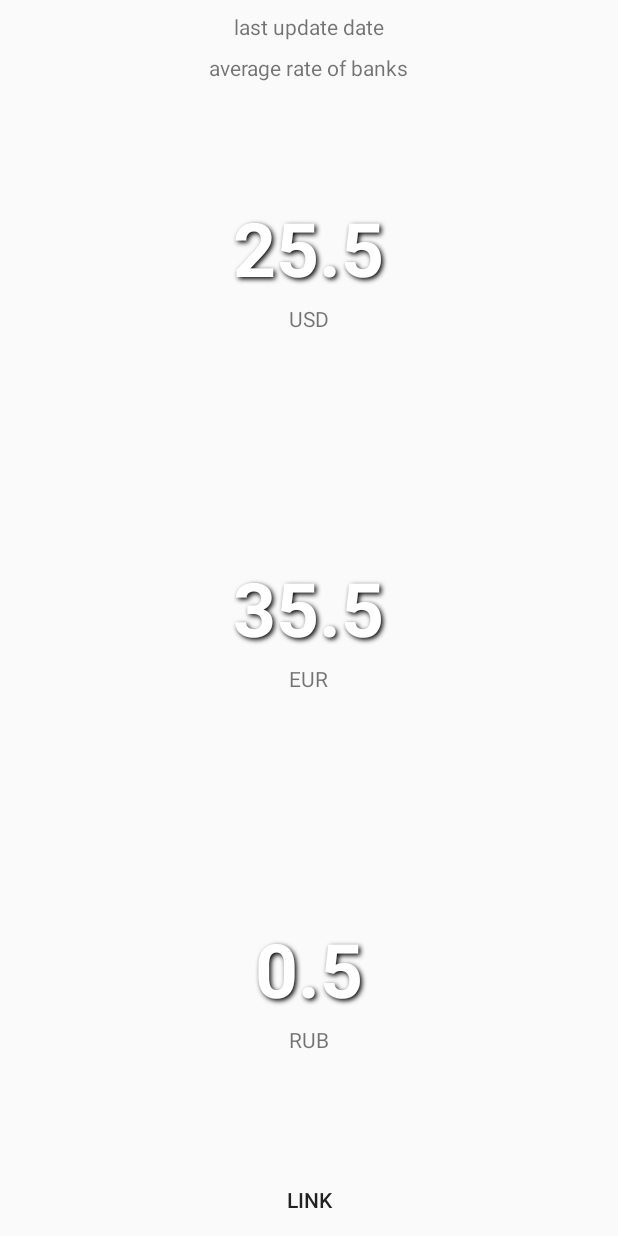
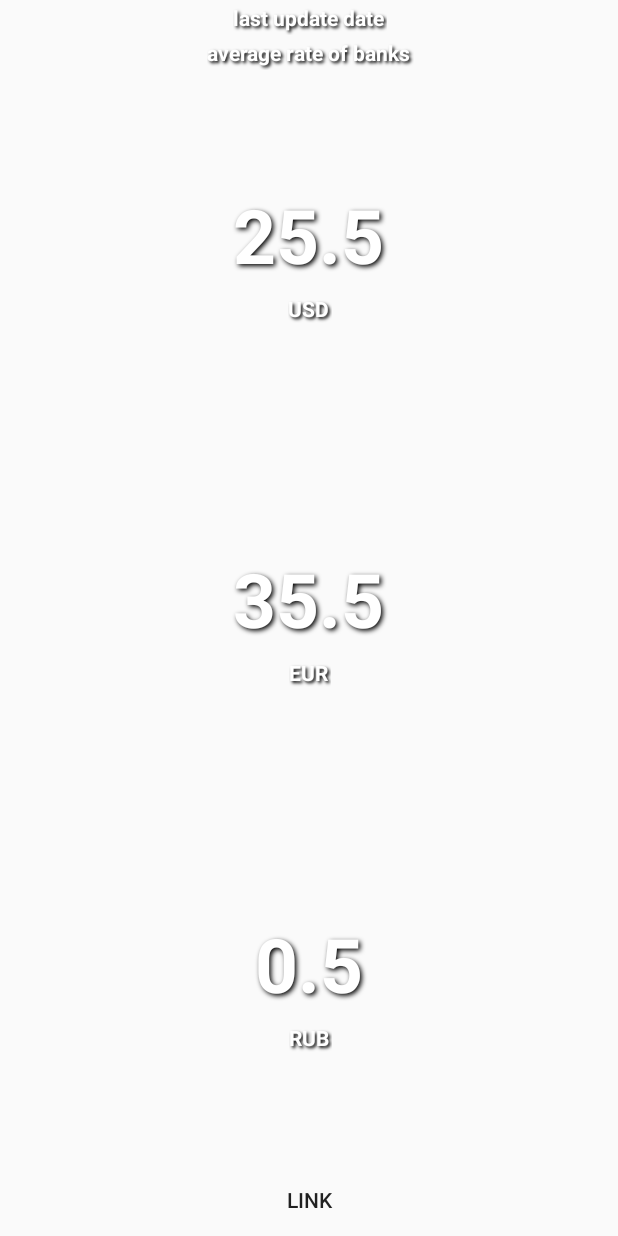
Before and after one commit to RomanStecenko/zenua, an Android app: the layout exchange_rate_fragment.xml on its own in the app's theme, with its tools: preview values and no code run, on a phone screen of 412 x 824 dp. Run offline under Robolectric (Android 15) with nearby library versions, the phone set to English and light mode, and no system bars.

Commit message:
styles for setting & textviews

```diff
--- a/app/src/main/AndroidManifest.xml
+++ b/app/src/main/AndroidManifest.xml
@@ -27,6 +27,7 @@
         <activity
             android:name=".activities.SettingsActivity"
             android:label="@string/settings"
+            android:theme="@style/SettingsTheme"
             android:parentActivityName=".activities.MainActivity" >
             <meta-data
                 android:name="android.support.PARENT_ACTIVITY"
--- a/app/src/main/java/edu/my/rstetsenko/zenua/activities/SettingsActivity.java
+++ b/app/src/main/java/edu/my/rstetsenko/zenua/activities/SettingsActivity.java
@@ -1,5 +1,8 @@
 package edu.my.rstetsenko.zenua.activities;
 
+import android.annotation.TargetApi;
+import android.content.Intent;
+import android.os.Build;
 import android.os.Bundle;
 import android.preference.PreferenceActivity;
 
@@ -13,4 +16,10 @@ public class SettingsActivity extends PreferenceActivity {
         getFragmentManager().beginTransaction()
                 .replace(android.R.id.content, new MainPreferenceFragment()).commit();
     }
+
+    @TargetApi(Build.VERSION_CODES.JELLY_BEAN)
+    @Override
+    public Intent getParentActivityIntent() {
+        return super.getParentActivityIntent().addFlags(Intent.FLAG_ACTIVITY_CLEAR_TOP);
+    }
 }
--- a/app/src/main/java/edu/my/rstetsenko/zenua/fragments/ExchangeRateFragment.java
+++ b/app/src/main/java/edu/my/rstetsenko/zenua/fragments/ExchangeRateFragment.java
@@ -242,6 +242,7 @@ public class ExchangeRateFragment extends Fragment implements LoaderManager.Load
         shareIntent.setType("text/plain");
         shareIntent.addFlags(Intent.FLAG_ACTIVITY_CLEAR_WHEN_TASK_RESET);
 //        shareIntent.addFlags(Intent.FLAG_ACTIVITY_NEW_DOCUMENT);
+        //TODO add app icon into share intent when it will be prepared
         shareIntent.putExtra(Intent.EXTRA_TEXT, shareString + SHARE_TAG);
         return shareIntent;
     }
--- a/app/src/main/res/layout-land/exchange_rate_fragment.xml
+++ b/app/src/main/res/layout-land/exchange_rate_fragment.xml
@@ -18,6 +18,7 @@
             android:layout_height="wrap_content"
             android:layout_weight="1"
             android:gravity="center_horizontal"
+            style="@style/TextView.Description"
             tools:text="last update date" />
 
         <TextView
@@ -26,6 +27,7 @@
             android:layout_height="wrap_content"
             android:layout_weight="1"
             android:gravity="center_horizontal"
+            style="@style/TextView.Description"
             tools:text="average rate of banks" />
 
     </LinearLayout>
@@ -42,7 +44,8 @@
             android:id="@+id/buy_sell_titles"
             android:layout_width="wrap_content"
             android:layout_height="match_parent"
-            android:paddingLeft="8dp"
+            android:paddingLeft="16dp"
+            android:paddingRight="8dp"
             android:visibility="gone"
             android:orientation="vertical"
             tools:visibility="visible">
@@ -52,7 +55,7 @@
                 android:layout_height="wrap_content"
                 android:textSize="20sp"
                 android:text="@string/buy"
-                android:textStyle="bold"
+                style="@style/TextView.Description"
                 android:visibility="invisible"/>
 
             <TextView
@@ -62,7 +65,7 @@
                 android:gravity="center_vertical"
                 android:textSize="20sp"
                 android:text="@string/buy"
-                android:textStyle="bold"/>
+                style="@style/TextView.Description"/>
 
             <TextView
                 android:layout_width="wrap_content"
@@ -71,7 +74,7 @@
                 android:gravity="center_vertical"
                 android:textSize="20sp"
                 android:text="@string/sell"
-                android:textStyle="bold"/>
+                style="@style/TextView.Description"/>
 
         </LinearLayout>
 
@@ -88,7 +91,7 @@
                 android:layout_width="wrap_content"
                 android:layout_height="wrap_content"
                 android:textSize="50sp"
-                style="@style/rateValueTextView"
+                style="@style/TextView.RateValue"
                 tools:visibility="gone"
                 tools:text="25.5" />
 
@@ -96,6 +99,7 @@
                 android:layout_width="wrap_content"
                 android:layout_height="wrap_content"
                 android:paddingTop="8dp"
+                style="@style/TextView.Description"
                 android:text="@string/usd" />
 
             <LinearLayout
@@ -113,7 +117,7 @@
                     android:layout_height="0dp"
                     android:gravity="center_vertical"
                     android:textSize="50sp"
-                    style="@style/rateValueTextView"
+                    style="@style/TextView.RateValue"
                     tools:text="24.3" />
 
                 <TextView
@@ -123,7 +127,7 @@
                     android:layout_height="0dp"
                     android:gravity="center_vertical"
                     android:textSize="50sp"
-                    style="@style/rateValueTextView"
+                    style="@style/TextView.RateValue"
                     tools:text="26.7" />
 
             </LinearLayout>
@@ -142,7 +146,7 @@
                 android:layout_width="wrap_content"
                 android:layout_height="wrap_content"
                 android:textSize="50sp"
-                style="@style/rateValueTextView"
+                style="@style/TextView.RateValue"
                 tools:visibility="gone"
                 tools:text="35.5" />
 
@@ -150,6 +154,7 @@
                 android:layout_width="wrap_content"
                 android:layout_height="wrap_content"
                 android:paddingTop="8dp"
+                style="@style/TextView.Description"
                 android:text="@string/eur" />
 
             <LinearLayout
@@ -167,7 +172,7 @@
                     android:layout_height="0dp"
                     android:gravity="center_vertical"
                     android:textSize="50sp"
-                    style="@style/rateValueTextView"
+                    style="@style/TextView.RateValue"
                     tools:text="24.3" />
 
                 <TextView
@@ -177,7 +182,7 @@
                     android:layout_height="0dp"
                     android:gravity="center_vertical"
                     android:textSize="50sp"
-                    style="@style/rateValueTextView"
+                    style="@style/TextView.RateValue"
                     tools:text="26.7" />
 
             </LinearLayout>
@@ -196,7 +201,7 @@
                 android:layout_width="wrap_content"
                 android:layout_height="wrap_content"
                 android:textSize="50sp"
-                style="@style/rateValueTextView"
+                style="@style/TextView.RateValue"
                 tools:visibility="gone"
                 tools:text="0.5" />
 
@@ -204,6 +209,7 @@
                 android:layout_width="wrap_content"
                 android:layout_height="wrap_content"
                 android:paddingTop="8dp"
+                style="@style/TextView.Description"
                 android:text="@string/rub" />
 
             <LinearLayout
@@ -221,7 +227,7 @@
                     android:layout_height="0dp"
                     android:gravity="center_vertical"
                     android:textSize="50sp"
-                    style="@style/rateValueTextView"
+                    style="@style/TextView.RateValue"
                     tools:text="24.3" />
 
                 <TextView
@@ -231,7 +237,7 @@
                     android:layout_height="0dp"
                     android:gravity="center_vertical"
                     android:textSize="50sp"
-                    style="@style/rateValueTextView"
+                    style="@style/TextView.RateValue"
                     tools:text="26.7" />
 
             </LinearLayout>
--- a/app/src/main/res/layout/exchange_rate_fragment.xml
+++ b/app/src/main/res/layout/exchange_rate_fragment.xml
@@ -11,6 +11,7 @@
         android:paddingTop="8dp"
         android:layout_alignParentTop="true"
         android:layout_centerHorizontal="true"
+        style="@style/TextView.Description"
         tools:text="last update date" />
 
     <TextView
@@ -20,6 +21,7 @@
         android:paddingTop="8dp"
         android:layout_below="@id/updated"
         android:layout_centerHorizontal="true"
+        style="@style/TextView.Description"
         tools:text="average rate of banks" />
 
     <LinearLayout
@@ -44,7 +46,7 @@
                 android:layout_height="wrap_content"
                 android:textSize="20sp"
                 android:text="@string/buy"
-                style="@style/rateValueTextView"/>
+                style="@style/TextView.Description"/>
 
             <TextView
                 android:layout_width="0dp"
@@ -53,7 +55,7 @@
                 android:gravity="center_horizontal"
                 android:textSize="20sp"
                 android:text="@string/sell"
-                style="@style/rateValueTextView"/>
+                style="@style/TextView.Description"/>
 
         </LinearLayout>
 
@@ -78,7 +80,7 @@
                     android:layout_height="wrap_content"
                     android:gravity="center_horizontal"
                     android:textSize="50sp"
-                    style="@style/rateValueTextView"
+                    style="@style/TextView.RateValue"
                     tools:text="24.3" />
 
                 <TextView
@@ -88,7 +90,7 @@
                     android:layout_height="wrap_content"
                     android:gravity="center_horizontal"
                     android:textSize="50sp"
-                    style="@style/rateValueTextView"
+                    style="@style/TextView.RateValue"
                     tools:text="26.7" />
 
             </LinearLayout>
@@ -98,12 +100,13 @@
                 android:layout_width="wrap_content"
                 android:layout_height="wrap_content"
                 android:textSize="50sp"
-                style="@style/rateValueTextView"
+                style="@style/TextView.RateValue"
                 tools:text="25.5" />
 
             <TextView
                 android:layout_width="wrap_content"
                 android:layout_height="wrap_content"
+                style="@style/TextView.Description"
                 android:text="@string/usd" />
 
         </LinearLayout>
@@ -129,7 +132,7 @@
                     android:layout_height="wrap_content"
                     android:gravity="center_horizontal"
                     android:textSize="50sp"
-                    style="@style/rateValueTextView"
+                    style="@style/TextView.RateValue"
                     tools:text="24.3" />
 
                 <TextView
@@ -139,7 +142,7 @@
                     android:layout_height="wrap_content"
                     android:gravity="center_horizontal"
                     android:textSize="50sp"
-                    style="@style/rateValueTextView"
+                    style="@style/TextView.RateValue"
                     tools:text="26.7" />
 
             </LinearLayout>
@@ -149,12 +152,13 @@
                 android:layout_width="wrap_content"
                 android:layout_height="wrap_content"
                 android:textSize="50sp"
-                style="@style/rateValueTextView"
+                style="@style/TextView.RateValue"
                 tools:text="35.5" />
 
             <TextView
                 android:layout_width="wrap_content"
                 android:layout_height="wrap_content"
+                style="@style/TextView.Description"
                 android:text="@string/eur" />
 
         </LinearLayout>
@@ -180,7 +184,7 @@
                     android:layout_height="wrap_content"
                     android:gravity="center_horizontal"
                     android:textSize="50sp"
-                    style="@style/rateValueTextView"
+                    style="@style/TextView.RateValue"
                     tools:text="24.3" />
 
                 <TextView
@@ -190,7 +194,7 @@
                     android:layout_height="wrap_content"
                     android:gravity="center_horizontal"
                     android:textSize="50sp"
-                    style="@style/rateValueTextView"
+                    style="@style/TextView.RateValue"
                     tools:text="26.7" />
 
             </LinearLayout>
@@ -200,12 +204,13 @@
                 android:layout_width="wrap_content"
                 android:layout_height="wrap_content"
                 android:textSize="50sp"
-                style="@style/rateValueTextView"
+                style="@style/TextView.RateValue"
                 tools:text="0.5" />
 
             <TextView
                 android:layout_width="wrap_content"
                 android:layout_height="wrap_content"
+                style="@style/TextView.Description"
                 android:text="@string/rub" />
 
         </LinearLayout>
--- /dev/null
+++ b/app/src/main/res/values-v21/styles.xml
@@ -0,0 +1,7 @@
+<?xml version="1.0" encoding="utf-8"?>
+<resources>
+    <style name="SettingsTheme" parent="@android:style/Theme.Material.Light.DarkActionBar">
+        <item name="android:colorPrimary">@color/black</item>
+        <item name="android:colorPrimaryDark">@color/darker_black</item>
+    </style>
+</resources>
--- a/app/src/main/res/values/colors.xml
+++ b/app/src/main/res/values/colors.xml
@@ -3,5 +3,7 @@
     <color name="black_overlay">#66000000</color>
     <color name="black_transparent">#78000000</color>
     <color name="darker_black_transparent">#a3000000</color>
+    <color name="black">#ff606060</color>
+    <color name="darker_black">#ff535353</color>
 
 </resources>
--- a/app/src/main/res/values/styles.xml
+++ b/app/src/main/res/values/styles.xml
@@ -17,8 +17,16 @@
         <item name="colorPrimaryDark">@color/darker_black_transparent</item>
     </style>
 
-    <style name="rateValueTextView">
-        <item name="android:padding">4dp</item>
+    <style name="SettingsTheme" parent="@android:style/Theme.Holo.Light.DarkActionBar">
+        <item name="android:actionBarStyle">@style/SettingsActionBar</item>
+    </style>
+
+    <style name="SettingsActionBar" parent="@android:style/Widget.Holo.Light.ActionBar.Solid.Inverse">
+        <item name="android:background">@color/black</item>
+        <item name="android:height">56dp</item>
+    </style>
+
+    <style name="TextView">
         <item name="android:shadowColor">@android:color/black</item>
         <item name="android:shadowDx">2</item>
         <item name="android:shadowDy">2</item>
@@ -27,4 +35,13 @@
         <item name="android:textColor">@android:color/white</item>
     </style>
 
+    <style name="TextView.RateValue">
+        <item name="android:padding">4dp</item>
+    </style>
+
+    <style name="TextView.Description">
+        <item name="android:padding">2dp</item>
+        <item name="android:shadowRadius">2</item>
+    </style>
+
 </resources>
```
